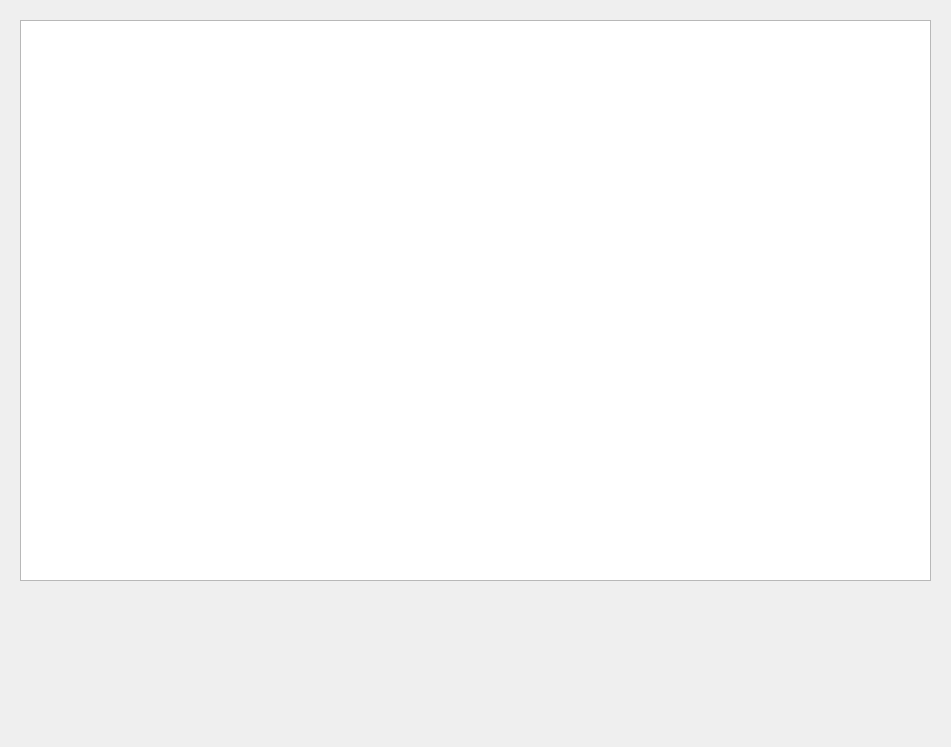
Qt form mainform.ui (Tansor22/ComputerVision) before a commit.
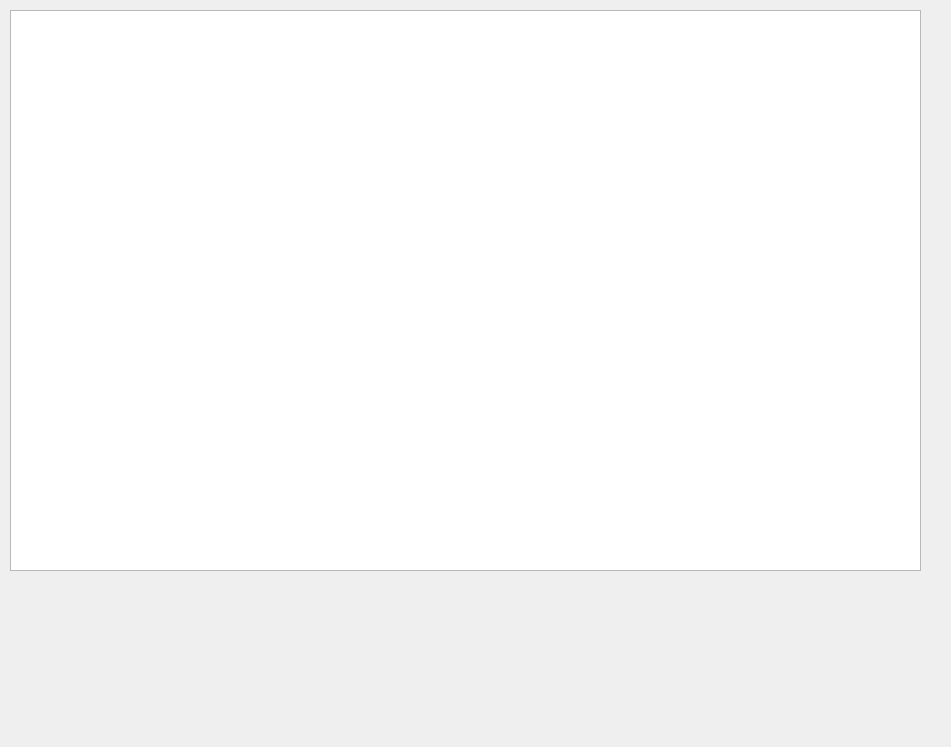
The same form after that commit.

Diff of the .ui file:
```diff
--- a/mainform.ui
+++ b/mainform.ui
@@ -16,8 +16,8 @@
   <widget class="QGraphicsView" name="graphicsView">
    <property name="geometry">
     <rect>
-     <x>20</x>
-     <y>20</y>
+     <x>10</x>
+     <y>10</y>
      <width>911</width>
      <height>561</height>
     </rect>
```
